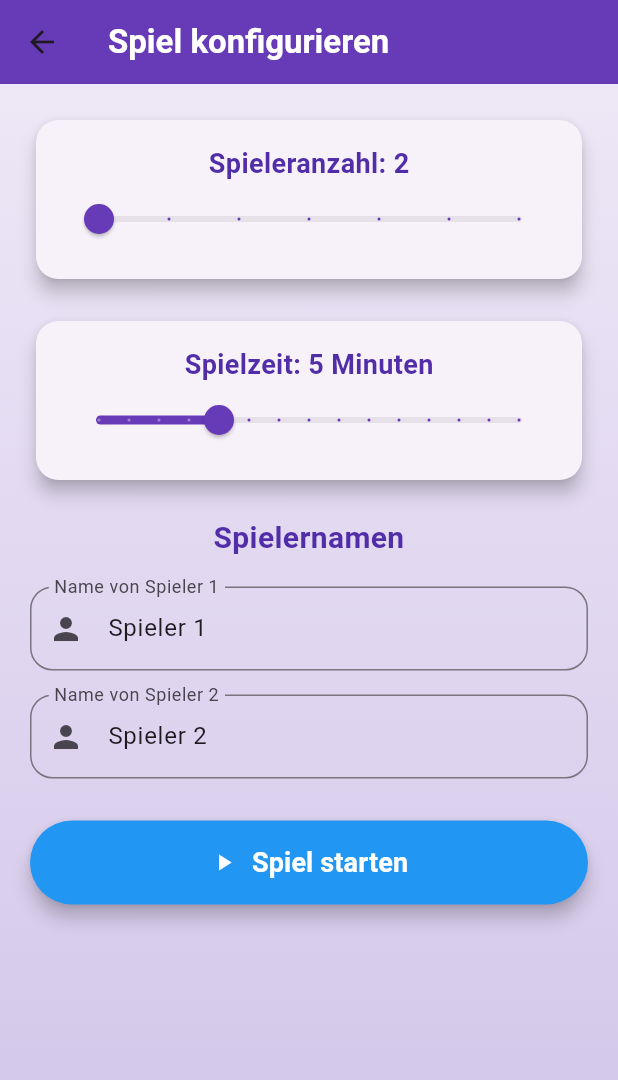
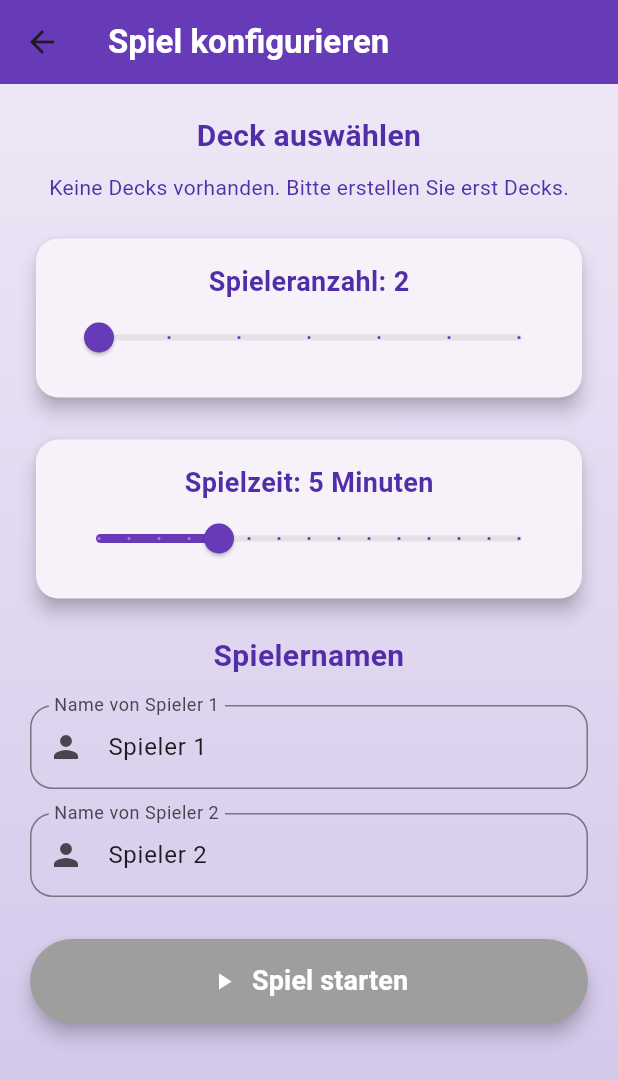
Before and after one commit to TEAMFLUTTERR/WhoAmI, a Flutter app: the screen it shows after launch, after a tap on "Spiel starten", on a phone screen of 412 x 824 dp. Shown: the top 1080 px of the screen. Run offline on Flutter 3.47's test engine with Material 3 defaults, Android fonts, the phone set to English and light mode, and no system bars; our stand-ins replace confetti, hive, hive_flutter, image_picker, sensors_plus; accounts and stored records are empty.

Commit message:
Improved version?

```diff
--- a/who_am_i/lib/screens/game_start_screen.dart
+++ b/who_am_i/lib/screens/game_start_screen.dart
@@ -1,6 +1,7 @@
 import 'package:flutter/material.dart';
 import 'package:who_am_i/screens/game_screen.dart';
 import 'package:who_am_i/model/player.dart';
+import 'package:hive/hive.dart';
 
 class GameStartScreen extends StatefulWidget {
   const GameStartScreen({Key? key}) : super(key: key);
@@ -13,17 +14,27 @@ class _GameStartScreenState extends State<GameStartScreen> {
   int _playerCount = 2;
   int _gameTimeMinutes = 5;
   List<TextEditingController> _playerNameControllers = [];
-
-  final List<String> _deckImages = [
-    'assets/deck1.png',
-    'assets/deck2.png',
-    'assets/deck3.png'
-  ];
+  late Box decksBox;
+  List<Map<String, dynamic>> _availableDecks = [];
+  String? _selectedDeck;
 
   @override
   void initState() {
     super.initState();
     _initializePlayerControllers();
+    _loadDecks();
+  }
+
+  void _loadDecks() {
+    decksBox = Hive.box('decks');
+    setState(() {
+      _availableDecks = decksBox.values
+          .map((dynamic value) => {
+                'name': value['name'],
+                'imagePaths': value['imagePaths'] ?? []
+              })
+          .toList();
+    });
   }
 
   void _initializePlayerControllers() {
@@ -73,6 +84,51 @@ class _GameStartScreenState extends State<GameStartScreen> {
             child: Column(
               crossAxisAlignment: CrossAxisAlignment.stretch,
               children: [
+                // Deck Auswahl
+                Text(
+                  'Deck auswählen',
+                  style: TextStyle(
+                    fontSize: 20,
+                    color: Colors.deepPurple.shade700,
+                    fontWeight: FontWeight.bold,
+                  ),
+                  textAlign: TextAlign.center,
+                ),
+                const SizedBox(height: 10),
+                _availableDecks.isEmpty
+                    ? Center(
+                        child: Text(
+                          'Keine Decks vorhanden. Bitte erstellen Sie erst Decks.',
+                          style: TextStyle(color: Colors.deepPurple.shade700),
+                        ),
+                      )
+                    : Card(
+                        elevation: 5,
+                        shape: RoundedRectangleBorder(
+                          borderRadius: BorderRadius.circular(15),
+                        ),
+                        child: Padding(
+                          padding: const EdgeInsets.all(16.0),
+                          child: DropdownButton<String>(
+                            isExpanded: true,
+                            value: _selectedDeck,
+                            hint: Text('Deck auswählen'),
+                            items: _availableDecks
+                                .map((deck) => DropdownMenuItem<String>(
+                                      value: deck['name'],
+                                      child: Text(deck['name']),
+                                    ))
+                                .toList(),
+                            onChanged: (String? newValue) {
+                              setState(() {
+                                _selectedDeck = newValue;
+                              });
+                            },
+                          ),
+                        ),
+                      ),
+                const SizedBox(height: 20),
+
                 // Spieleranzahl einstellen
                 Card(
                   elevation: 5,
@@ -178,6 +234,21 @@ class _GameStartScreenState extends State<GameStartScreen> {
                 // Spiel starten Button
                 ElevatedButton(
                   onPressed: () {
+                    if (_selectedDeck == null) {
+                      ScaffoldMessenger.of(context).showSnackBar(
+                        SnackBar(
+                          content: Text('Bitte wählen Sie ein Deck aus.'),
+                          backgroundColor: Colors.red,
+                        ),
+                      );
+                      return;
+                    }
+
+                    // Holen des ausgewählten Decks und seiner Bildpfade
+                    var selectedDeckData = _availableDecks.firstWhere(
+                      (deck) => deck['name'] == _selectedDeck,
+                    );
+
                     // Create list of Player objects with names and initial score of 0
                     List<Player> players = _playerNameControllers
                         .map((controller) => Player(
@@ -191,7 +262,7 @@ class _GameStartScreenState extends State<GameStartScreen> {
                       MaterialPageRoute(
                         builder: (context) => GameScreen(
                           players: players,
-                          deckImages: _deckImages,
+                          deckImages: selectedDeckData['imagePaths'],
                           gameTimeMinutes: _gameTimeMinutes,
                         ),
                       ),
@@ -199,7 +270,7 @@ class _GameStartScreenState extends State<GameStartScreen> {
                   },
                   style: ElevatedButton.styleFrom(
                     foregroundColor: Colors.white,
-                    backgroundColor: Colors.blue,
+                    backgroundColor: _selectedDeck != null ? Colors.blue : Colors.grey,
                     padding: const EdgeInsets.symmetric(vertical: 15),
                     shape: RoundedRectangleBorder(
                       borderRadius: BorderRadius.circular(30),
--- a/who_am_i/lib/screens/home_screen.dart
+++ b/who_am_i/lib/screens/home_screen.dart
@@ -43,7 +43,7 @@ class HomeScreen extends StatelessWidget {
                 () => Navigator.push(
                   context,
                   MaterialPageRoute(
-                      builder: (context) => DeckManager()),
+                      builder: (context) => DeckCreationScreen()),
                 ),
                 Colors.green,
               ),
--- a/who_am_i/pubspec.yaml
+++ b/who_am_i/pubspec.yaml
@@ -16,8 +16,10 @@ dependencies:
   confetti: ^0.8.0
   path_provider_windows: ^2.1.0
   open_file: ^3.5.10
-  image_picker: ^0.8.7+4
-  path_provider: ^2.0.11
+  path_provider: ^2.1.1
+  image_picker: ^1.0.4
+  hive: ^2.2.3
+  hive_flutter: ^1.1.0
 
 dev_dependencies:
   flutter_test:
```
Also changed, not shown: who_am_i/lib/screens/deck_creation_screen.dart (+174 -117 lines).
